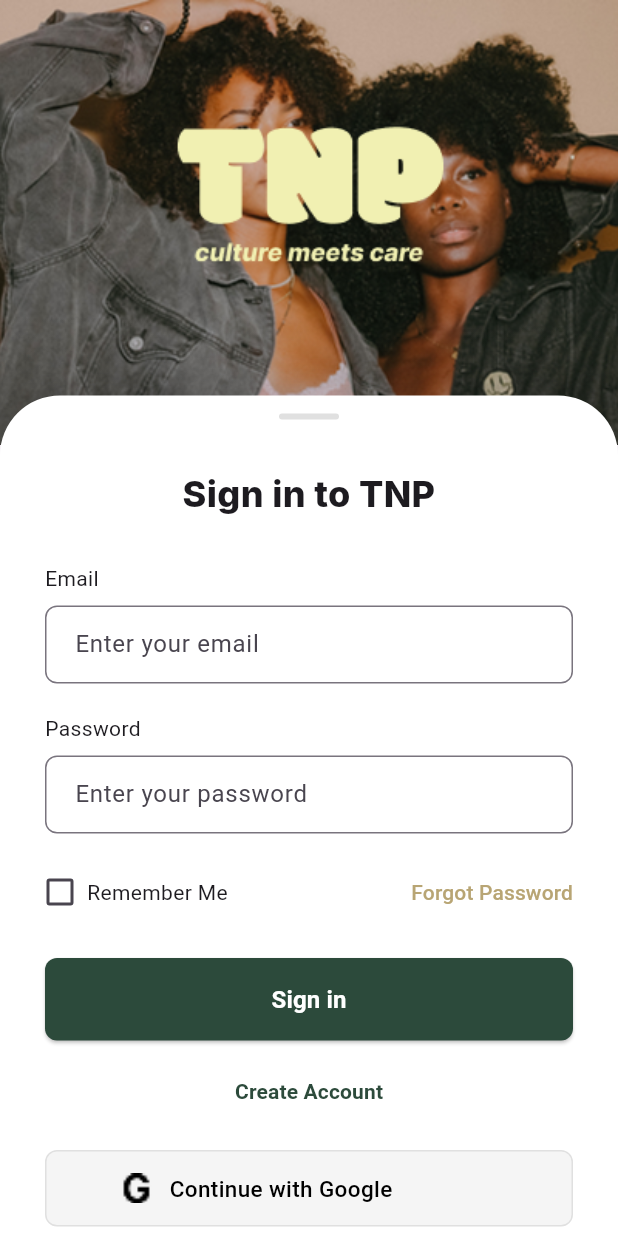
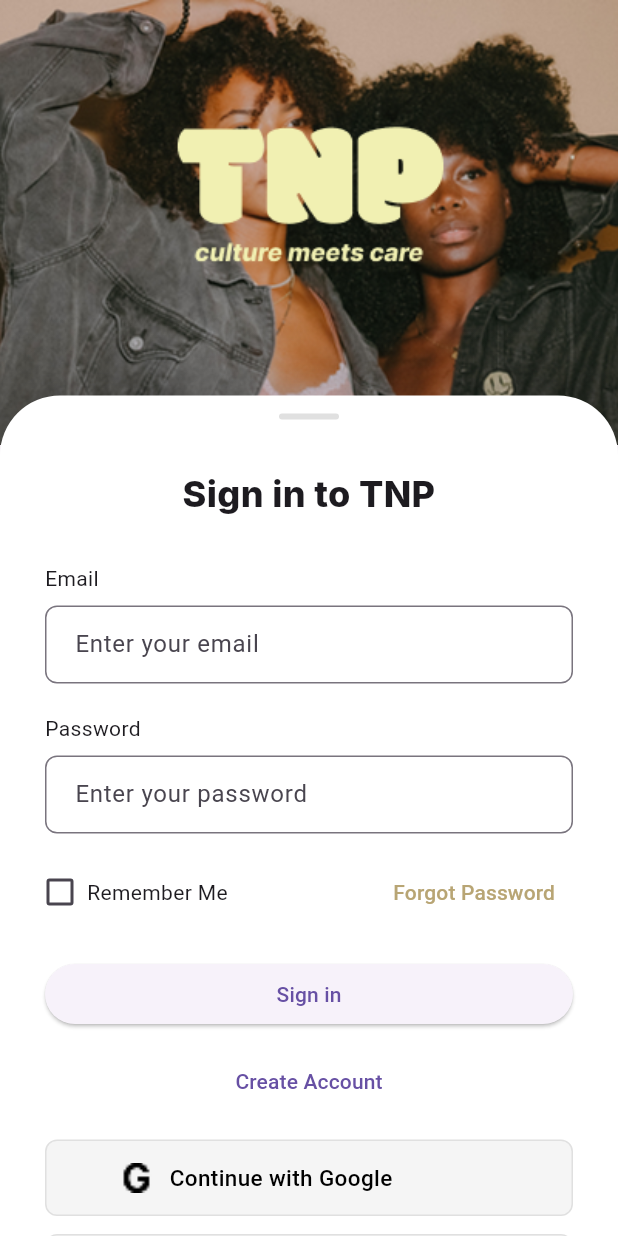
Before and after one commit to Rakibul-E404/Noire-Hub, a Flutter app: the screen it shows after launch, on a phone screen of 412 x 824 dp. Run offline on Flutter 3.47's test engine with Material 3 defaults, Android fonts, the phone set to English and light mode, and no system bars; our stand-ins replace flutter_svg, get.

```diff
--- a/lib/auth/log_in_screen.dart
+++ b/lib/auth/log_in_screen.dart
@@ -1,26 +1,14 @@
 import 'package:flutter/material.dart';
+import 'package:get/get.dart';
 import 'package:the_noire_hub/utils/app_colors.dart';
-import '../widget/social_button.dart';
+import 'controller/log_in_screen_controller.dart';
+import 'package:the_noire_hub/widget/social_button.dart';
 
+class LogInScreen extends StatelessWidget {
+  LogInScreen({super.key});
 
-class LogInScreen extends StatefulWidget {
-  const LogInScreen({super.key});
-
-  @override
-  State<LogInScreen> createState() => _LogInScreenState();
-}
-
-class _LogInScreenState extends State<LogInScreen> {
-  final TextEditingController emailController = TextEditingController();
-  final TextEditingController passwordController = TextEditingController();
-  bool rememberMe = false;
-
-  @override
-  void dispose() {
-    emailController.dispose();
-    passwordController.dispose();
-    super.dispose();
-  }
+  // Use Get.put here once for the entire app lifetime
+  final LogInScreenController controller = Get.put(LogInScreenController());
 
   @override
   Widget build(BuildContext context) {
@@ -31,7 +19,7 @@ class _LogInScreenState extends State<LogInScreen> {
     return Scaffold(
       body: Stack(
         children: [
-          // Top image header - now more visible
+          // Top image
           Positioned(
             top: 0,
             left: 0,
@@ -40,11 +28,10 @@ class _LogInScreenState extends State<LogInScreen> {
             child: Image.asset(
               'assets/images/customer_log_in.png',
               fit: BoxFit.cover,
-              width: screenWidth,
-              height: baseImageHeight,
             ),
           ),
-          // Optional: Very subtle gradient overlay for text readability
+
+          // Gradient overlay
           Positioned(
             top: 0,
             left: 0,
@@ -53,18 +40,16 @@ class _LogInScreenState extends State<LogInScreen> {
             child: Container(
               decoration: BoxDecoration(
                 gradient: LinearGradient(
-                  colors: [
-                    Colors.transparent,
-                    Colors.black.withOpacity(0.1), // Reduced from 0.4 to 0.1
-                  ],
+                  colors: [Colors.transparent, Colors.black.withOpacity(0.1)],
                   begin: Alignment.topCenter,
                   end: Alignment.bottomCenter,
-                  stops: const [0.7, 1.0], // Gradient starts lower
+                  stops: const [0.7, 1.0],
                 ),
               ),
             ),
           ),
-          // Fixed login container (70% of screen height)
+
+          // Login container
           Align(
             alignment: Alignment.bottomCenter,
             child: Container(
@@ -77,14 +62,13 @@ class _LogInScreenState extends State<LogInScreen> {
                   BoxShadow(
                     color: Colors.black.withOpacity(0.1),
                     blurRadius: 20,
-                    spreadRadius: 0,
                     offset: const Offset(0, -5),
                   ),
                 ],
               ),
               child: Column(
                 children: [
-                  // Drag handle (now just visual, not functional)
+                  // Drag handle
                   Container(
                     padding: const EdgeInsets.symmetric(vertical: 12),
                     child: Center(
@@ -105,7 +89,8 @@ class _LogInScreenState extends State<LogInScreen> {
                       child: Padding(
                         padding: EdgeInsets.fromLTRB(
                             30, 20, 30, MediaQuery.of(context).viewInsets.bottom + 20),
-                        child: Column(
+                        child: Obx(
+                              () => Column(
                             crossAxisAlignment: CrossAxisAlignment.stretch,
                             children: [
                               const Text(
@@ -121,33 +106,27 @@ class _LogInScreenState extends State<LogInScreen> {
                               const Text('Email', style: TextStyle(fontSize: 14)),
                               const SizedBox(height: 8),
                               TextField(
-                              controller: emailController,
+                                controller: controller.emailController,
                                 decoration: InputDecoration(
                                   hintText: 'Enter your email',
                                   border: OutlineInputBorder(
                                     borderRadius: BorderRadius.circular(8),
                                   ),
-                                contentPadding: const EdgeInsets.symmetric(
-                                  horizontal: 16,
-                                  vertical: 14,
-                                ),
+                                  contentPadding: const EdgeInsets.symmetric(horizontal: 16, vertical: 14),
                                 ),
                               ),
                               const SizedBox(height: 20),
                               const Text('Password', style: TextStyle(fontSize: 14)),
                               const SizedBox(height: 8),
                               TextField(
-                              controller: passwordController,
+                                controller: controller.passwordController,
                                 obscureText: true,
                                 decoration: InputDecoration(
                                   hintText: 'Enter your password',
                                   border: OutlineInputBorder(
                                     borderRadius: BorderRadius.circular(8),
                                   ),
-                                contentPadding: const EdgeInsets.symmetric(
-                                  horizontal: 16,
-                                  vertical: 14,
-                                ),
+                                  contentPadding: const EdgeInsets.symmetric(horizontal: 16, vertical: 14),
                                 ),
                               ),
                               const SizedBox(height: 15),
@@ -160,64 +139,43 @@ class _LogInScreenState extends State<LogInScreen> {
                                         width: 20,
                                         height: 20,
                                         child: Checkbox(
+                                          value: controller.rememberMe.value,
+                                          onChanged: (bool? value) {
+                                            controller.toggleRememberMe(value ?? false);
+                                          },
                                           activeColor: AppColors.primaryColor,
                                           checkColor: AppColors.secondaryColor,
-                                        value: rememberMe,
-                                        onChanged: (value) {
-                                          setState(() {
-                                            rememberMe = value ?? false;
-                                          });
-                                        },
-                                      ),
+                                        )
+
                                       ),
                                       const SizedBox(width: 8),
                                       const Text('Remember Me'),
                                     ],
                                   ),
                                   TextButton(
-                                  onPressed: () {},
-                                  style: TextButton.styleFrom(
-                                    padding: EdgeInsets.zero,
-                                    minimumSize: const Size(0, 0),
-                                  ),
+                                    onPressed: controller.forgotPassword,
                                     child: const Text(
                                       'Forgot Password',
-                                    style: TextStyle(
-                                      color: Color(0xFFB8A574),
-                                    ),
+                                      style: TextStyle(color: Color(0xFFB8A574)),
                                     ),
                                   ),
                                 ],
                               ),
                               const SizedBox(height: 20),
                               ElevatedButton(
-                              onPressed: () {},
-                              style: ElevatedButton.styleFrom(
-                                backgroundColor: const Color(0xFF2C4A3B),
-                                foregroundColor: Colors.white,
-                                padding: const EdgeInsets.symmetric(vertical: 16),
-                                shape: RoundedRectangleBorder(
-                                  borderRadius: BorderRadius.circular(8),
-                                ),
-                              ),
-                              child: const Text(
-                                'Sign in',
-                                style: TextStyle(
-                                  fontSize: 16,
-                                  fontWeight: FontWeight.w600,
-                                ),
-                              ),
+                                onPressed: controller.isLoading.value ? null : controller.signIn,
+                                child: controller.isLoading.value
+                                    ? const SizedBox(
+                                  width: 20,
+                                  height: 20,
+                                  child: CircularProgressIndicator(strokeWidth: 2, color: Colors.white),
+                                )
+                                    : const Text('Sign in'),
                               ),
                               const SizedBox(height: 10),
                               TextButton(
-                              onPressed: () {},
-                              child: const Text(
-                                'Create Account',
-                                style: TextStyle(
-                                  color: Color(0xFF2C4A3B),
-                                  fontWeight: FontWeight.w600,
-                                ),
-                              ),
+                                onPressed: controller.createAccount,
+                                child: const Text('Create Account'),
                               ),
                               const SizedBox(height: 15),
                               buildSocialButton(
@@ -225,6 +183,7 @@ class _LogInScreenState extends State<LogInScreen> {
                                 text: 'Continue with Google',
                                 backgroundColor: AppColors.socialButtonColor,
                                 textColor: AppColors.blackColor,
+                                onPressed: controller.signInWithGoogle,
                               ),
                               const SizedBox(height: 12),
                               buildSocialButton(
@@ -232,6 +191,7 @@ class _LogInScreenState extends State<LogInScreen> {
                                 text: 'Continue with Apple',
                                 backgroundColor: AppColors.socialButtonColor,
                                 textColor: AppColors.blackColor,
+                                onPressed: controller.signInWithApple,
                               ),
                               const SizedBox(height: 12),
                               buildSocialButton(
@@ -239,9 +199,11 @@ class _LogInScreenState extends State<LogInScreen> {
                                 text: 'Continue with Facebook',
                                 backgroundColor: AppColors.socialButtonColor,
                                 textColor: AppColors.blackColor,
+                                onPressed: controller.signInWithFacebook,
                               ),
                               const SizedBox(height: 40),
                             ],
+                          ),
                         ),
                       ),
                     ),
```
Also changed, not shown: lib/auth/controller/log_in_screen_controller.dart (+19 -96 lines). Lines whose indentation alone changed are shown as unchanged.
